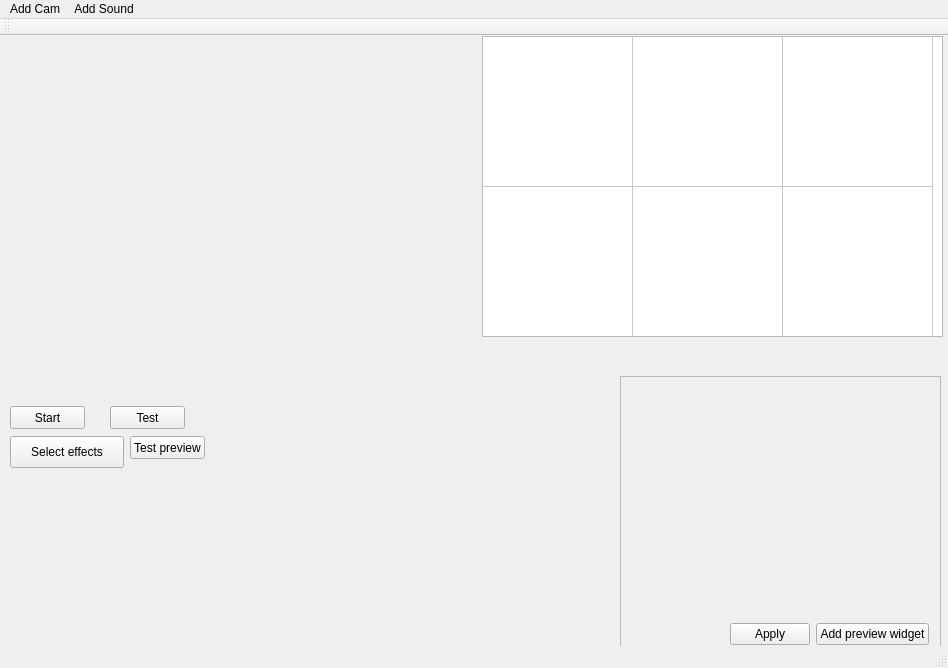
Before: the Qt Designer form mainwindow.ui in m-garanin/zgui-qt, drawn with Qt 5.
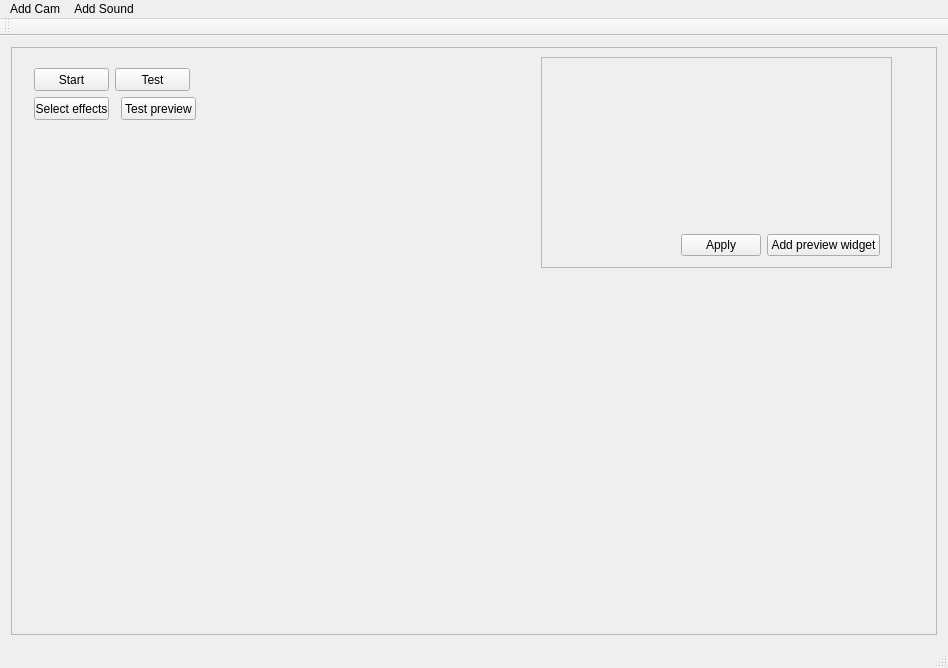
After: the same form once the commit is applied. Custom widgets are drawn as their Qt base class.

Patch:
```diff
--- a/mainwindow.ui
+++ b/mainwindow.ui
@@ -14,76 +14,25 @@
    <string>MainWindow</string>
   </property>
   <widget class="QWidget" name="centralWidget">
-   <widget class="QPushButton" name="startButton">
-    <property name="geometry">
-     <rect>
-      <x>10</x>
-      <y>370</y>
-      <width>75</width>
-      <height>23</height>
-     </rect>
-    </property>
-    <property name="text">
-     <string>Start</string>
-    </property>
-   </widget>
-   <widget class="QPushButton" name="pushButton">
+   <layout class="QGridLayout" name="gridLayout_2">
+    <item row="0" column="0">
+     <layout class="QVBoxLayout" name="verticalLayout_2"/>
+    </item>
+    <item row="1" column="0">
+     <widget class="QFrame" name="frame_2">
+      <property name="frameShape">
+       <enum>QFrame::StyledPanel</enum>
+      </property>
+      <property name="frameShadow">
+       <enum>QFrame::Raised</enum>
+      </property>
+      <widget class="QFrame" name="frame111">
     <property name="geometry">
      <rect>
-      <x>110</x>
-      <y>370</y>
-      <width>75</width>
-      <height>23</height>
-     </rect>
-    </property>
-    <property name="text">
-     <string>Test</string>
-    </property>
-   </widget>
-   <widget class="QWidget" name="horizontalLayoutWidget">
-    <property name="geometry">
-     <rect>
-      <x>10</x>
-      <y>430</y>
-      <width>131</width>
-      <height>131</height>
-     </rect>
-    </property>
-    <layout class="QHBoxLayout" name="horizontalLayout"/>
-   </widget>
-   <widget class="QPushButton" name="testPreviewButton">
-    <property name="geometry">
-     <rect>
-      <x>130</x>
-      <y>400</y>
-      <width>75</width>
-      <height>23</height>
-     </rect>
-    </property>
-    <property name="text">
-     <string>Test preview</string>
-    </property>
-   </widget>
-   <widget class="QPushButton" name="pbSelectEffects">
-    <property name="geometry">
-     <rect>
-      <x>10</x>
-      <y>400</y>
-      <width>114</width>
-      <height>32</height>
-     </rect>
-    </property>
-    <property name="text">
-     <string>Select effects</string>
-    </property>
-   </widget>
-   <widget class="QFrame" name="frame">
-    <property name="geometry">
-     <rect>
-      <x>620</x>
-      <y>340</y>
-      <width>321</width>
-      <height>281</height>
+         <x>530</x>
+         <y>10</y>
+         <width>351</width>
+         <height>211</height>
      </rect>
     </property>
     <property name="frameShape">
@@ -125,58 +74,76 @@
      </item>
     </layout>
    </widget>
-   <widget class="QTableWidget" name="tableWidget">
+      <widget class="QPushButton" name="testPreviewButton">
     <property name="geometry">
      <rect>
-      <x>482</x>
-      <y>0</y>
-      <width>461</width>
-      <height>301</height>
-     </rect>
-    </property>
-    <property name="verticalScrollBarPolicy">
-     <enum>Qt::ScrollBarAlwaysOff</enum>
-    </property>
-    <property name="horizontalScrollBarPolicy">
-     <enum>Qt::ScrollBarAlwaysOff</enum>
-    </property>
-    <property name="showGrid">
-     <bool>true</bool>
-    </property>
-    <property name="rowCount">
-     <number>2</number>
-    </property>
-    <property name="columnCount">
-     <number>3</number>
-    </property>
-    <attribute name="horizontalHeaderVisible">
-     <bool>false</bool>
-    </attribute>
-    <attribute name="horizontalHeaderDefaultSectionSize">
-     <number>150</number>
-    </attribute>
-    <attribute name="verticalHeaderVisible">
-     <bool>false</bool>
-    </attribute>
-    <attribute name="verticalHeaderDefaultSectionSize">
-     <number>150</number>
-    </attribute>
-    <attribute name="verticalHeaderMinimumSectionSize">
-     <number>150</number>
-    </attribute>
-    <row/>
-    <row/>
-    <column/>
-    <column/>
-    <column/>
+         <x>110</x>
+         <y>50</y>
+         <width>75</width>
+         <height>23</height>
+        </rect>
+       </property>
+       <property name="text">
+        <string>Test preview</string>
+       </property>
+      </widget>
+      <widget class="QPushButton" name="startButton">
+       <property name="geometry">
+        <rect>
+         <x>23</x>
+         <y>21</y>
+         <width>75</width>
+         <height>23</height>
+        </rect>
+       </property>
+       <property name="text">
+        <string>Start</string>
+       </property>
+      </widget>
+      <widget class="QPushButton" name="pushButton">
+       <property name="geometry">
+        <rect>
+         <x>104</x>
+         <y>21</y>
+         <width>75</width>
+         <height>23</height>
+        </rect>
+       </property>
+       <property name="text">
+        <string>Test</string>
+       </property>
+      </widget>
+      <widget class="QPushButton" name="pbSelectEffects">
+       <property name="geometry">
+        <rect>
+         <x>23</x>
+         <y>50</y>
+         <width>75</width>
+         <height>23</height>
+        </rect>
+       </property>
+       <property name="text">
+        <string>Select effects</string>
+       </property>
+      </widget>
+      <widget class="QWidget" name="horizontalLayoutWidget">
+       <property name="geometry">
+        <rect>
+         <x>25</x>
+         <y>105</y>
+         <width>191</width>
+         <height>101</height>
+        </rect>
+       </property>
+       <layout class="QHBoxLayout" name="horizontalLayout"/>
    </widget>
    <widget class="QWidget" name="verticalLayoutWidget">
     <property name="geometry">
      <rect>
-      <x>270</x>
-      <y>330</y>
-      <width>351</width>
-      <height>291</height>
+         <x>230</x>
+         <y>10</y>
+         <width>281</width>
+         <height>61</height>
      </rect>
     </property>
     <layout class="QVBoxLayout" name="verticalLayout">
@@ -185,6 +152,41 @@
      </item>
     </layout>
    </widget>
+      <widget class="QWidget" name="horizontalLayoutWidget_2">
+       <property name="geometry">
+        <rect>
+         <x>250</x>
+         <y>120</y>
+         <width>271</width>
+         <height>171</height>
+        </rect>
+       </property>
+       <layout class="QHBoxLayout" name="horizontalLayout_3" stretch="1,1">
+        <item>
+         <layout class="QHBoxLayout" name="horizontalLayout_5">
+          <item>
+           <spacer name="horizontalSpacer_2">
+            <property name="orientation">
+             <enum>Qt::Horizontal</enum>
+            </property>
+            <property name="sizeHint" stdset="0">
+             <size>
+              <width>40</width>
+              <height>20</height>
+             </size>
+            </property>
+           </spacer>
+          </item>
+         </layout>
+        </item>
+        <item>
+         <layout class="QHBoxLayout" name="horizontalLayout_4"/>
+        </item>
+       </layout>
+      </widget>
+     </widget>
+    </item>
+   </layout>
   </widget>
   <widget class="QMenuBar" name="menuBar">
    <property name="geometry">
```
Left out of the diff: 2 changed lines with no effect on the pictures. Lines whose indentation alone changed are shown as unchanged.
